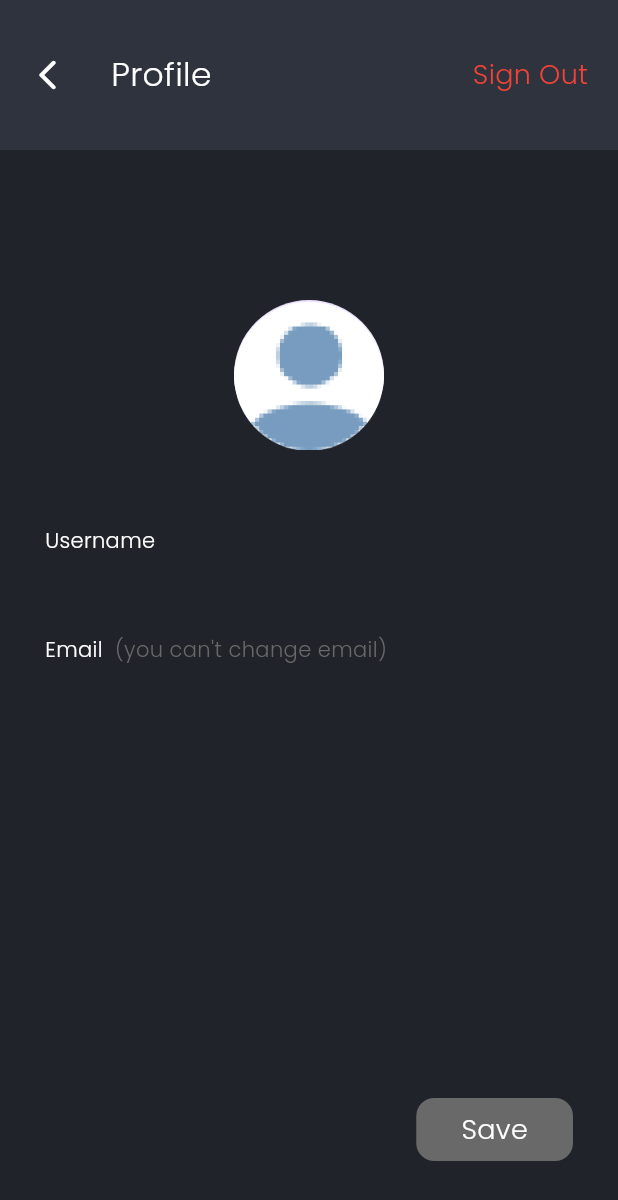
After one commit to ahmdmarzuki/flutter_chat_app, a Flutter app: the ProfileSettingScreen screen opened directly, on a phone screen of 412 x 824 dp. The commit adds this screen. Shown: the top 1200 px of the screen. Run offline on Flutter 3.47's test engine with Material 3 defaults, Android fonts, the phone set to English and light mode, and no system bars; our stand-ins replace cloud_firestore, firebase_auth, firebase_core, google_fonts; accounts and stored records are empty.

Commit message:
add profile screen and logic

```diff
--- a/lib/src/core/services/auth/auth_service.dart
+++ b/lib/src/core/services/auth/auth_service.dart
@@ -44,4 +44,17 @@ class AuthService extends ChangeNotifier {
       throw e.toString();
     }
   }
+
+  Future<void> updateDisplayName(String username) async {
+    try {
+      await auth.currentUser!.updateDisplayName(username);
+
+      db
+          .collection('users')
+          .doc(auth.currentUser!.uid)
+          .update({'username': username});
+    } catch (e) {
+      throw e.toString();
+    }
+  }
 }
--- a/lib/src/screen/home/home_screen.dart
+++ b/lib/src/screen/home/home_screen.dart
@@ -1,4 +1,5 @@
 import 'package:chat_app/src/core/services/auth/auth_service.dart';
+import 'package:chat_app/src/screen/home/profile_setting_setting.dart';
 import 'package:chat_app/src/screen/home/widget/my_status.dart';
 import 'package:chat_app/src/screen/home/widget/status_page.dart';
 import 'package:chat_app/utils/colors.dart';
@@ -7,6 +8,7 @@ import 'package:chat_app/utils/font_size.dart';
 import 'package:chat_app/utils/font_weight.dart';
 import 'package:chat_app/utils/margin.dart';
 import 'package:chat_app/utils/text_style.dart';
+import 'package:cloud_firestore/cloud_firestore.dart';
 import 'package:firebase_auth/firebase_auth.dart';
 import 'package:flutter/material.dart';
 import 'package:provider/provider.dart';
@@ -42,14 +44,7 @@ class _HomeScreenState extends State<HomeScreen> {
     });
   }
 
-  void signOut() async {
-    final provider = Provider.of<AuthService>(context, listen: false);
-    try {
-      await provider.signOut();
-    } catch (e) {
-      throw e.toString();
-    }
-  }
+
 
   void fetch() {
     final String newSearchText = searchController.text;
@@ -86,16 +81,30 @@ class _HomeScreenState extends State<HomeScreen> {
                     color: white,
                     fontSize: FSize().medium,
                   ),
-                  CostumText(
-                    text: user.displayName.toString(),
-                    color: white,
-                    fontSize: FSize().big,
-                  )
+                  StreamBuilder(
+                      stream: FirebaseFirestore.instance
+                          .collection('users')
+                          .doc(user.uid)
+                          .snapshots(),
+                      builder: (context, snapshot) {
+                        var data =
+                            snapshot.data!.data() as Map<String, dynamic>;
+                        return CostumText(
+                          text: data['username'],
+                          color: white,
+                          fontSize: FSize().big,
+                        );
+                      })
                 ],
               ),
               GestureDetector(
                 onTap: () {
-                  signOut();
+                  Navigator.push(
+                    context,
+                    MaterialPageRoute(
+                      builder: (context) => const ProfileSettingScreen(),
+                    ),
+                  );
                 },
                 child: CircleAvatar(
                   radius: 25,
--- /dev/null
+++ b/lib/src/screen/home/profile_setting_setting.dart
@@ -0,0 +1,203 @@
+import 'package:chat_app/src/core/services/auth/auth_service.dart';
+import 'package:chat_app/utils/colors.dart';
+import 'package:chat_app/utils/costum_text.dart';
+import 'package:chat_app/utils/font_size.dart';
+import 'package:chat_app/utils/font_weight.dart';
+import 'package:chat_app/utils/margin.dart';
+import 'package:chat_app/utils/text_style.dart';
+import 'package:firebase_auth/firebase_auth.dart';
+import 'package:flutter/material.dart';
+import 'package:google_fonts/google_fonts.dart';
+import 'package:provider/provider.dart';
+
+class ProfileSettingScreen extends StatefulWidget {
+  const ProfileSettingScreen({super.key});
+
+  @override
+  State<ProfileSettingScreen> createState() => _ProfileSettingScreenState();
+}
+
+class _ProfileSettingScreenState extends State<ProfileSettingScreen> {
+  final User user = FirebaseAuth.instance.currentUser!;
+  TextEditingController usernameController = TextEditingController();
+
+  void updateDisplayName() async {
+    final service = Provider.of<AuthService>(context, listen: false);
+
+    try {
+      await service.updateDisplayName(usernameController.text);
+    } catch (e) {
+      throw e.toString();
+    }
+  }
+
+  void signOut() async {
+    final provider = Provider.of<AuthService>(context, listen: false);
+    try {
+      await provider.signOut();
+    } catch (e) {
+      throw e.toString();
+    }
+  }
+
+  @override
+  Widget build(BuildContext context) {
+    return Scaffold(
+      backgroundColor: bg1,
+      appBar: PreferredSize(
+          preferredSize: const Size.fromHeight(100),
+          child: Container(
+            height: 100,
+            padding: const EdgeInsets.symmetric(horizontal: 20),
+            color: accentBlack,
+            child: SafeArea(
+              child: Row(
+                crossAxisAlignment: CrossAxisAlignment.center,
+                children: [
+                  GestureDetector(
+                    onTap: () {
+                      Navigator.pop(context);
+                    },
+                    child: Icon(
+                      Icons.arrow_back_ios_rounded,
+                      color: white,
+                      size: 24,
+                    ),
+                  ),
+                  SizedBox(
+                    width: defaultMargin,
+                  ),
+                  CostumText(
+                    text: "Profile",
+                    color: white,
+                    fontSize: FSize().big,
+                  ),
+                  const Spacer(),
+                  GestureDetector(
+                    onTap: () {
+                      signOut();
+                    },
+                    child: CostumText(
+                      text: "Sign Out",
+                      color: Colors.red,
+                      fontSize: FSize().medium,
+                    ),
+                  )
+                ],
+              ),
+            ),
+          )),
+      body: SafeArea(
+        child: Container(
+          padding: EdgeInsets.symmetric(horizontal: defaultMargin),
+          child: Column(
+            children: [
+              const SizedBox(height: 100),
+              CircleAvatar(
+                radius: 50,
+                child: Image.asset('assets/image_profile.png'),
+              ),
+              Expanded(
+                child: Column(
+                  crossAxisAlignment: CrossAxisAlignment.start,
+                  children: [
+                    const SizedBox(height: 50),
+                    CustomForm(
+                      formTitle: 'Username',
+                      hintText: user.displayName,
+                      controller: usernameController,
+                    ),
+                    const SizedBox(height: 20),
+                    Column(
+                      crossAxisAlignment: CrossAxisAlignment.start,
+                      children: [
+                        Row(
+                          children: [
+                            CostumText(text: "Email", color: white),
+                            const SizedBox(width: 8),
+                            CostumText(
+                                text: "(you can't change email)", color: grey),
+                          ],
+                        ),
+                        CostumText(
+                          text: user.email.toString(),
+                          color: grey,
+                          fontSize: FSize().big,
+                          fontWeight: FWeight().light,
+                        ),
+                      ],
+                    ),
+                    const Spacer(),
+                    Row(
+                      mainAxisAlignment: MainAxisAlignment.end,
+                      children: [
+                        InkWell(
+                          onTap: () {
+                            if (usernameController.text=='') {
+                              print("Tidak ada perubahan");
+                            } else {
+                              updateDisplayName();
+                              Navigator.pop(context);
+                            }
+                          },
+                          child: Container(
+                            padding: EdgeInsets.symmetric(
+                                horizontal: defaultMargin, vertical: 8),
+                            decoration: BoxDecoration(
+                                color: grey,
+                                borderRadius: BorderRadius.circular(12)),
+                            child: CostumText(
+                              text: "Save",
+                              color: white,
+                              fontSize: FSize().medium,
+                            ),
+                          ),
+                        ),
+                      ],
+                    ),
+                    const SizedBox(
+                      height: 50,
+                    ),
+                  ],
+                ),
+              ),
+            ],
+          ),
+        ),
+      ),
+    );
+  }
+}
+
+class CustomForm extends StatelessWidget {
+  final String formTitle;
+  final String? hintText;
+  final TextEditingController controller;
+  const CustomForm({
+    super.key,
+    required this.formTitle,
+    required this.hintText,
+    required this.controller,
+  });
+
+  @override
+  Widget build(BuildContext context) {
+    return Column(
+      crossAxisAlignment: CrossAxisAlignment.start,
+      children: [
+        CostumText(text: formTitle, color: white),
+        TextFormField(
+          controller: controller,
+          style: GoogleFonts.poppins(color: white, fontSize: FSize().medium),
+          decoration: InputDecoration.collapsed(
+            hintText: hintText,
+            hintStyle: GoogleFonts.poppins(
+                color: grey,
+                fontSize: FSize().big,
+                fontWeight: FWeight().light),
+          ),
+        )
+      ],
+    );
+  }
+}
```
